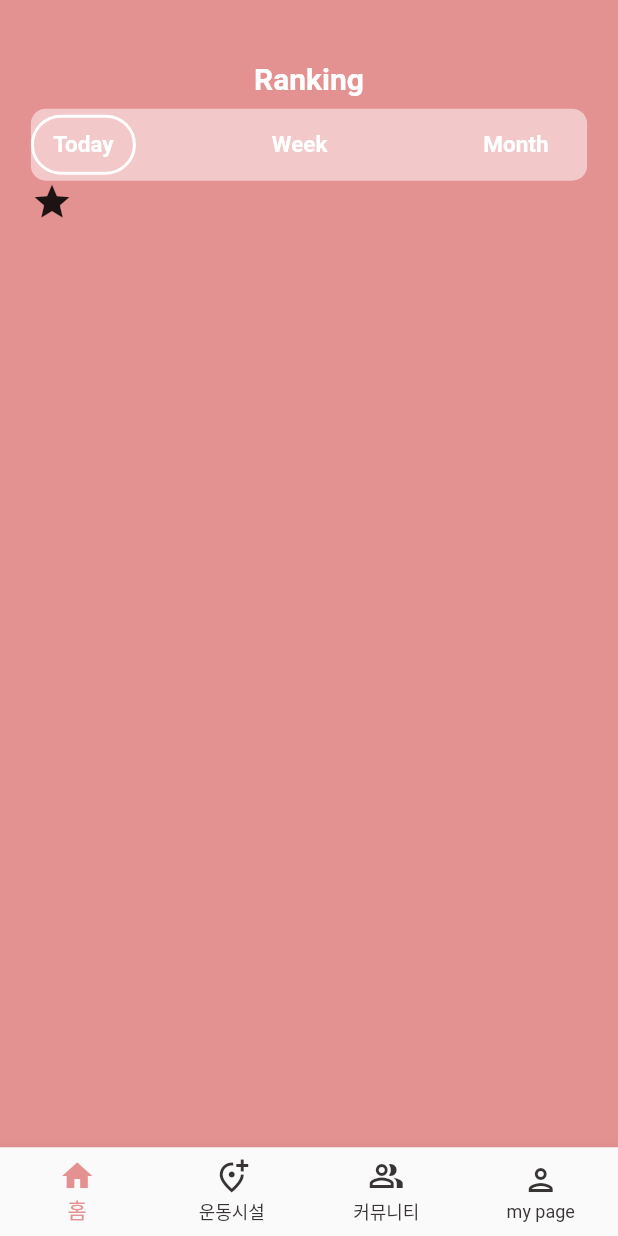
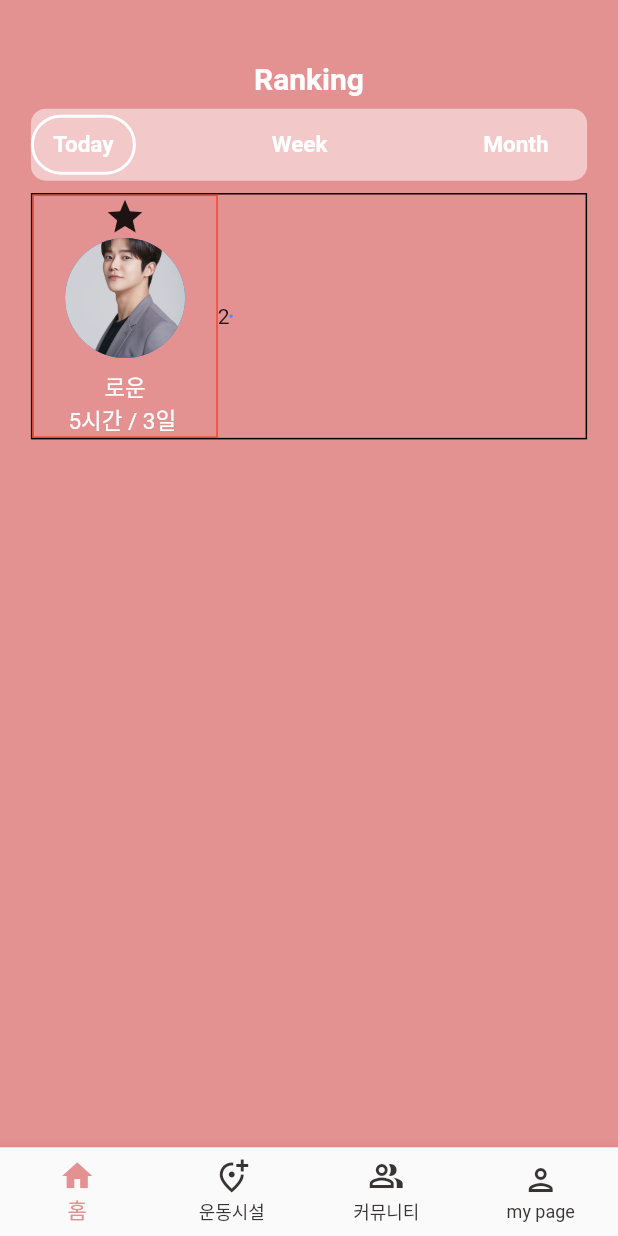
Before and after one commit to ParkSangbeomm/LetsExercise, a Flutter app: the screen it shows after launch, on a phone screen of 412 x 824 dp. Run offline on Flutter 3.47's test engine with Material 2 defaults, Android fonts, the phone set to English and light mode, and no system bars.

Commit message:
Create by haerin on 2021/11/04  - chore : home.dart

```diff
--- a/organization_chat_app/lib/home.dart
+++ b/organization_chat_app/lib/home.dart
@@ -13,7 +13,11 @@ class _HomePageState extends State<HomePage> {
     return Scaffold(
       backgroundColor: const Color(0xffe49191),
       body: Padding(
-        padding: EdgeInsets.fromLTRB(MediaQuery.of(context).size.width*0.05, MediaQuery.of(context).size.height*0.05, MediaQuery.of(context).size.width*0.05, 0.0),
+        padding: EdgeInsets.fromLTRB(
+            MediaQuery.of(context).size.width * 0.05,
+            MediaQuery.of(context).size.height * 0.05,
+            MediaQuery.of(context).size.width * 0.05,
+            0.0),
         child: Column(
           children: [
             Container(
@@ -22,7 +26,8 @@ class _HomePageState extends State<HomePage> {
                 children: [
                   Container(
                       alignment: Alignment.center,
-                      margin: EdgeInsets.fromLTRB(0.0, 0.0, 0.0, MediaQuery.of(context).size.height*0.01),
+                      margin: EdgeInsets.fromLTRB(0.0, 0.0, 0.0,
+                          MediaQuery.of(context).size.height * 0.01),
                       child: const Text('Ranking',
                           style: TextStyle(
                               color: Color(0xffffffff),
@@ -66,7 +71,11 @@ class _HomePageState extends State<HomePage> {
                           ),
                         ),
                         Container(
-                          margin: EdgeInsets.fromLTRB(MediaQuery.of(context).size.width*0.18, 0.0, MediaQuery.of(context).size.width*0.18, 0.0),
+                          margin: EdgeInsets.fromLTRB(
+                              MediaQuery.of(context).size.width * 0.18,
+                              0.0,
+                              MediaQuery.of(context).size.width * 0.18,
+                              0.0),
                           child: TextButton(
                             onPressed: () {
                               setState(() {
@@ -126,29 +135,10 @@ class _HomePageState extends State<HomePage> {
                             ),
                           ),
                         ),
-
                       ],
                     ),
                   ),
-                  Container(
-                    child: Row(
-                      children: [
-                        Center(
-                          child: Column(
-                            children: [
-                              Icon(
-                                Icons.star,
-                                size: 28,
-                              ),
-                            ],
-                          ),
-                        ),
-                        Column(
-
-                        )
-                      ],
-                    ),
-                  ),
+                  rankBox(),
                 ],
               ),
             ),
@@ -161,3 +151,85 @@ class _HomePageState extends State<HomePage> {
     );
   }
 }
+
+class rankBox extends StatelessWidget {
+  const rankBox({
+    Key? key,
+  }) : super(key: key);
+
+  @override
+  Widget build(BuildContext context) {
+    return Container(
+      margin: EdgeInsets.fromLTRB(
+          0.0, MediaQuery.of(context).size.height * 0.01, 0.0, 0.0),
+      alignment: Alignment.topLeft,
+      decoration: BoxDecoration(
+        border: Border.all(
+          width: 1,
+          // color: Colors.orange,
+        ),
+      ),
+      child: Row(
+        children: [
+          Container(
+            width: MediaQuery.of(context).size.width * 0.3,
+            alignment: Alignment.topLeft,
+            decoration: BoxDecoration(
+              border: Border.all(
+                width: 1,
+                color: Colors.red,
+              ),
+            ),
+            child: Center(
+              child: Column(
+                children: [
+                  Icon(
+                    Icons.star,
+                    size: 28,
+                  ),
+                  CircleAvatar(
+                    radius: 40,
+                    backgroundImage: AssetImage('img/profile.jpeg'),
+                  ),
+                  SizedBox(
+                    height: MediaQuery.of(context).size.height * 0.01,
+                  ),
+                  Text('로운',
+                      style: TextStyle(color: Color(0xffffffff), fontSize: 15)),
+                  Text('5시간 / 3일 ',
+                      style: TextStyle(
+                        color: Color(0xffffffff),
+                        fontSize: 15,
+                      )),
+                ],
+              ),
+            ),
+          ),
+          Container(
+            child: Column(
+              children: [
+                Row(children: [
+                  Text(
+                    '2',
+                  ),
+                  Container(
+                    decoration: BoxDecoration(
+                      border: Border.all(
+                        width: 1,
+                        color: Colors.blueAccent,
+                      ),
+                    ),
+                    child: Row(
+
+                    ),
+                  )
+                ])
+                // for (var i = 0; i < hotels.length; i++)
+              ],
+            ),
+          )
+        ],
+      ),
+    );
+  }
+}
--- a/organization_chat_app/pubspec.yaml
+++ b/organization_chat_app/pubspec.yaml
@@ -56,6 +56,8 @@ flutter:
   # included with your application, so that you can use the icons in
   # the material Icons class.
   uses-material-design: true
+  assets:
+    - img/profile.jpeg
 
   # To add assets to your application, add an assets section, like this:
   # assets:
```
Also changed, not shown: organization_chat_app/img/profile.jpeg (added).
